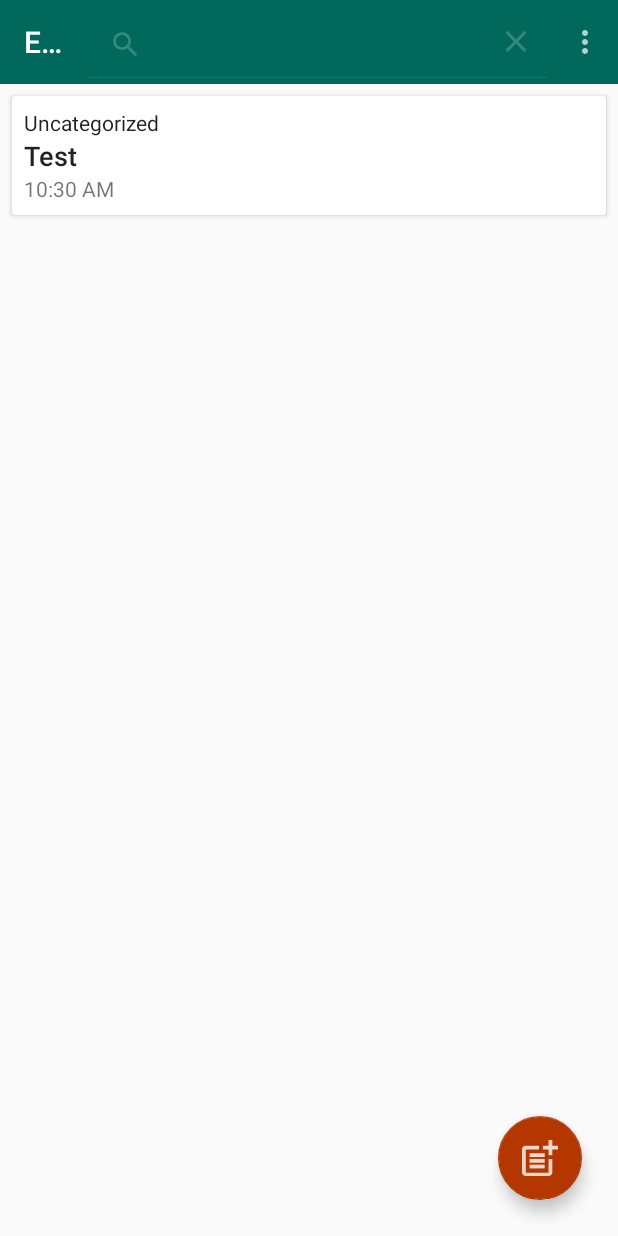
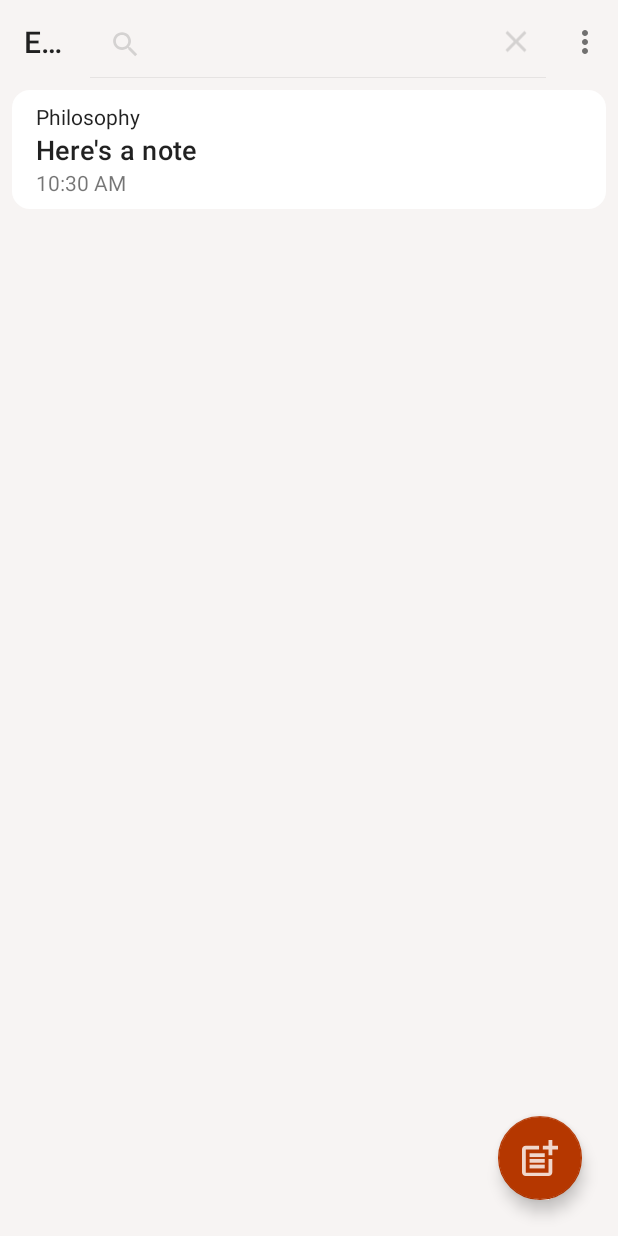
Before and after one commit to jcerdenia/EasyNotepad, an Android app: the screen it shows after launch (MainActivity), after a tap on an icon or button, on a phone screen of 412 x 824 dp. Run offline under Robolectric (Android 15) with nearby library versions, the phone set to English and light mode, and no system bars; our stand-ins replace Room's generated code; 1 other tap on this screen came first.

Commit message:
Update styling

```diff
--- a/app/build.gradle
+++ b/app/build.gradle
@@ -8,7 +8,7 @@ android {
 
     defaultConfig {
         applicationId "com.joshuacerdenia.android.easynotepad"
-        minSdkVersion 21
+        minSdkVersion 23
         targetSdkVersion 30
         versionCode 104
         versionName "2.0"
--- a/app/src/main/java/com/joshuacerdenia/android/easynotepad/EasyNotepadApplication.kt
+++ b/app/src/main/java/com/joshuacerdenia/android/easynotepad/EasyNotepadApplication.kt
@@ -2,11 +2,13 @@ package com.joshuacerdenia.android.easynotepad
 
 import android.app.Application
 import com.joshuacerdenia.android.easynotepad.data.NoteRepository
+import com.joshuacerdenia.android.easynotepad.data.database.NoteDatabase
 
 class EasyNotepadApplication : Application() {
 
     override fun onCreate() {
         super.onCreate()
-        NoteRepository.initialize(this)
+        val db = NoteDatabase.build(this)
+        NoteRepository.init(db)
     }
 }
--- a/app/src/main/java/com/joshuacerdenia/android/easynotepad/data/NoteRepository.kt
+++ b/app/src/main/java/com/joshuacerdenia/android/easynotepad/data/NoteRepository.kt
@@ -1,24 +1,14 @@
 package com.joshuacerdenia.android.easynotepad.data
 
-import android.content.Context
 import androidx.lifecycle.LiveData
-import androidx.room.Room
 import com.joshuacerdenia.android.easynotepad.data.database.NoteDatabase
 import com.joshuacerdenia.android.easynotepad.data.model.Note
 import java.util.*
 import java.util.concurrent.Executors
 
-private const val DATABASE_NAME = "note-database"
+class NoteRepository private constructor(db: NoteDatabase) {
 
-class NoteRepository private constructor(context: Context) {
-
-    private val database: NoteDatabase = Room.databaseBuilder(
-        context.applicationContext,
-        NoteDatabase::class.java,
-        DATABASE_NAME
-    ).build()
-
-    private val dao = database.noteDao()
+    private val dao = db.noteDao()
     private val executor = Executors.newSingleThreadExecutor()
 
     fun getNotes(): LiveData<List<Note>> = dao.getNotes()
@@ -26,40 +16,33 @@ class NoteRepository private constructor(context: Context) {
     fun getNote(id: UUID): LiveData<Note?> = dao.getNote(id)
 
     fun updateNote(note: Note) {
-        executor.execute {
-            dao.updateNote(note)
-        }
+        executor.execute { dao.updateNote(note) }
     }
 
     fun addNote(note: Note) {
-        executor.execute {
-            dao.addNote(note)
-        }
+        executor.execute { dao.addNote(note) }
     }
 
     fun deleteNote(note: Note) {
-        executor.execute {
-            dao.deleteNote(note)
-        }
+        executor.execute { dao.deleteNote(note) }
     }
 
     fun deleteNotesByID(ids: List<UUID>) {
-        executor.execute {
-            dao.deleteNotesByID(ids)
-        }
+        executor.execute { dao.deleteNotesByID(ids) }
     }
 
     companion object {
+
         private var INSTANCE: NoteRepository? = null
 
-        fun initialize(context: Context) {
+        fun init(db: NoteDatabase) {
             if (INSTANCE == null) {
-                INSTANCE = NoteRepository(context)
+                INSTANCE = NoteRepository(db)
             }
         }
 
         fun get(): NoteRepository {
-            return INSTANCE ?: throw IllegalStateException("NoteRepository must be initialized!")
+            return INSTANCE ?: throw IllegalStateException("Repo must be initialized!")
         }
     }
 }
--- a/app/src/main/java/com/joshuacerdenia/android/easynotepad/data/database/NoteDatabase.kt
+++ b/app/src/main/java/com/joshuacerdenia/android/easynotepad/data/database/NoteDatabase.kt
@@ -1,6 +1,8 @@
 package com.joshuacerdenia.android.easynotepad.data.database
 
+import android.content.Context
 import androidx.room.Database
+import androidx.room.Room
 import androidx.room.RoomDatabase
 import androidx.room.TypeConverters
 import com.joshuacerdenia.android.easynotepad.data.model.Note
@@ -10,4 +12,15 @@ import com.joshuacerdenia.android.easynotepad.data.model.Note
 abstract class NoteDatabase : RoomDatabase() {
 
     abstract fun noteDao(): NoteDao
+
+    companion object {
+
+        fun build(context: Context): NoteDatabase {
+            return Room.databaseBuilder(
+                context.applicationContext,
+                NoteDatabase::class.java,
+                "note_database"
+            ).build()
+        }
+    }
 }
--- a/app/src/main/java/com/joshuacerdenia/android/easynotepad/data/model/Note.kt
+++ b/app/src/main/java/com/joshuacerdenia/android/easynotepad/data/model/Note.kt
@@ -21,4 +21,22 @@ data class Note(
     fun toMinimal(): NoteMinimal {
         return NoteMinimal(id, category, title, lastModified)
     }
+
+    // For testing only; delete later.
+    fun dummy() {
+        title = listOf(
+            "This is a note",
+            "This is another note",
+            "Obviously a note",
+            "Notes on nothing",
+            "Here's a note"
+        ).shuffled().first()
+        category = listOf(
+            "English",
+            "Thoughts",
+            "Nothings",
+            "Science",
+            "Philosophy"
+        ).shuffled().first()
+    }
 }
--- a/app/src/main/java/com/joshuacerdenia/android/easynotepad/view/adapter/NoteAdapter.kt
+++ b/app/src/main/java/com/joshuacerdenia/android/easynotepad/view/adapter/NoteAdapter.kt
@@ -29,14 +29,14 @@ class NoteAdapter(
         fun onNoteCheckBoxClicked(noteID: UUID, isChecked: Boolean)
     }
 
-    var selectedItems: Set<UUID> = setOf()
-
     private val checkBoxes = mutableSetOf<CheckBox>()
     var shouldShowCheckBoxes: Boolean = false
         set(value) {
             field = value
             checkBoxes.forEach { it.setVisibility(value) }
         }
+
+    var selectedItems: Set<UUID> = setOf()
 
     fun toggleCheckBoxes(isChecked: Boolean) {
         checkBoxes.forEach { it.isChecked = isChecked }
@@ -45,15 +45,21 @@ class NoteAdapter(
     override fun onCreateViewHolder(parent: ViewGroup, viewType: Int): NoteHolder {
         val inflater = LayoutInflater.from(parent.context)
         val binding = ListItemNoteBinding.inflate(inflater, parent, false)
-        return NoteHolder(binding)
+        checkBoxes.add(binding.editCheckBox)
+        return NoteHolder(context, binding, listener)
     }
 
     override fun onBindViewHolder(holder: NoteHolder, position: Int) {
-        holder.bind(getItem(position))
+        val note = getItem(position)
+        val isChecked = selectedItems.contains(note.id)
+        holder.bind(note, shouldShowCheckBoxes, isChecked)
     }
 
-    inner class NoteHolder(private val binding: ListItemNoteBinding) :
-        RecyclerView.ViewHolder(binding.root),
+    class NoteHolder(
+        private val context: Context,
+        private val binding: ListItemNoteBinding,
+        private val listener: EventListener
+    ) : RecyclerView.ViewHolder(binding.root),
         View.OnClickListener,
         View.OnLongClickListener {
 
@@ -64,7 +70,7 @@ class NoteAdapter(
             itemView.setOnLongClickListener(this)
         }
 
-        fun bind(note: NoteMinimal) {
+        fun bind(note: NoteMinimal, isCheckBoxVisible: Boolean, isChecked: Boolean) {
             noteID = note.id
             binding.titleTextView.text = note.title
             binding.categoryTextView.text = note.category.run {
@@ -82,9 +88,8 @@ class NoteAdapter(
             }
 
             binding.editCheckBox.apply {
-                setVisibility(shouldShowCheckBoxes)
-                isChecked = selectedItems.contains(note.id)
-                checkBoxes.add(this)
+                setVisibility(isCheckBoxVisible)
+                this.isChecked = isChecked
                 setOnClickListener {
                     listener.onNoteCheckBoxClicked(note.id, this.isChecked)
                 }
@@ -113,6 +118,7 @@ class NoteAdapter(
     }
 
     companion object {
+
         private const val TAG = "NoteAdapter"
     }
 }
--- /dev/null
+++ b/app/src/main/java/com/joshuacerdenia/android/easynotepad/view/dialog/SortFragment.kt
@@ -0,0 +1,3 @@
+package com.joshuacerdenia.android.easynotepad.view.dialog
+
+class SortFragment
--- a/app/src/main/java/com/joshuacerdenia/android/easynotepad/view/fragment/NoteListFragment.kt
+++ b/app/src/main/java/com/joshuacerdenia/android/easynotepad/view/fragment/NoteListFragment.kt
@@ -75,25 +75,34 @@ class NoteListFragment : Fragment(), NoteAdapter.EventListener {
 
         viewModel.selectedNoteIDsLive.observe(viewLifecycleOwner, { noteIDs ->
             adapter.selectedItems = noteIDs
-            if (noteIDs.size < adapter.currentList.size) {
-                binding.selectAllCheckbox.isChecked = false
+            // Update checkboxes:
+            when (noteIDs.size){
+                0 -> {
+                    binding.selectAllCheckbox.isChecked = false
+                    adapter.toggleCheckBoxes(false)
+                }
+                in 1 until adapter.itemCount -> {
+                    binding.selectAllCheckbox.isChecked = false
+                }
+                adapter.itemCount -> {
+                    binding.selectAllCheckbox.isChecked = true
+                    adapter.toggleCheckBoxes(true)
+                }
             }
         })
 
         binding.selectAllCheckbox.setOnClickListener { checkBox ->
             if ((checkBox as CheckBox).isChecked) {
-                val currentNoteIDs = adapter.currentList.map { it.id }
-                viewModel.replaceSelectedItems(currentNoteIDs)
-                adapter.toggleCheckBoxes(true)
+                val noteIDs = adapter.currentList.map { it.id }
+                viewModel.replaceSelectedItems(noteIDs)
             } else {
                 viewModel.clearSelectedItems()
-                adapter.toggleCheckBoxes(false)
             }
         }
 
         binding.fab.setOnClickListener {
             val note = Note() // Create blank note.
-            note.title = "Test" // Delete later.
+            note.dummy() // Delete later.
             viewModel.addNote(note)
             // TODO: open note
             // callbacks?.onNoteSelected(note.id)
@@ -153,6 +162,7 @@ class NoteListFragment : Fragment(), NoteAdapter.EventListener {
             }
             R.id.menu_item_delete -> {
                 viewModel.deleteSelectedItems()
+                viewModel.setIsManaging(false)
                 true
             }
             else -> super.onOptionsItemSelected(item)
@@ -184,14 +194,14 @@ class NoteListFragment : Fragment(), NoteAdapter.EventListener {
         }
     }
 
+    override fun onDestroyView() {
+        super.onDestroyView()
+        _binding = null
+    }
+
     override fun onDetach() {
         super.onDetach()
         callbacks = null
-    }
-
-    override fun onDestroyView() {
-        super.onDestroyView()
-        _binding = null
     }
 
     companion object {
--- a/app/src/main/java/com/joshuacerdenia/android/easynotepad/viewmodel/NoteListViewModel.kt
+++ b/app/src/main/java/com/joshuacerdenia/android/easynotepad/viewmodel/NoteListViewModel.kt
@@ -9,9 +9,10 @@ import com.joshuacerdenia.android.easynotepad.data.model.Note
 import com.joshuacerdenia.android.easynotepad.data.model.NoteMinimal
 import java.util.*
 
-class NoteListViewModel : ViewModel() {
+class NoteListViewModel(
+    private val repo: NoteRepository = NoteRepository.get()
+) : ViewModel() {
 
-    private val repo = NoteRepository.get()
     private val notesDbLive = repo.getNotes()
     val notesLive = MediatorLiveData<List<NoteMinimal>>()
 
--- a/app/src/main/res/drawable-anydpi/ic_delete.xml
+++ b/app/src/main/res/drawable-anydpi/ic_delete.xml
@@ -3,8 +3,8 @@
     android:height="24dp"
     android:viewportWidth="24"
     android:viewportHeight="24"
-    android:tint="#FFFFFF"
-    android:alpha="0.8">
+    android:tint="#333333"
+    android:alpha="0.6">
   <path
       android:fillColor="@android:color/white"
       android:pathData="M6,19c0,1.1 0.9,2 2,2h8c1.1,0 2,-0.9 2,-2V7H6v12zM19,4h-3.5l-1,-1h-5l-1,1H5v2h14V4z"/>
--- /dev/null
+++ b/app/src/main/res/drawable/rounded.xml
@@ -0,0 +1,7 @@
+<?xml version="1.0" encoding="utf-8"?>
+<shape
+    xmlns:android="http://schemas.android.com/apk/res/android"
+    android:shape="rectangle" >
+    <solid android:color="@android:color/white"/>
+    <corners android:radius="12dp"/>
+</shape>
--- a/app/src/main/res/layout/fragment_note_list.xml
+++ b/app/src/main/res/layout/fragment_note_list.xml
@@ -9,7 +9,6 @@
         android:id="@+id/toolbar"
         android:layout_width="match_parent"
         android:layout_height="wrap_content"
-        android:background="?attr/colorPrimary"
         android:minHeight="?attr/actionBarSize"
         android:theme="@style/ToolbarTheme"
         app:layout_constraintEnd_toEndOf="parent"
@@ -23,14 +22,13 @@
         android:layout_width="wrap_content"
         android:layout_height="wrap_content"
         android:layout_marginHorizontal="16dp"
-        android:buttonTint="@android:color/background_light"
+        android:paddingHorizontal="8dp"
         android:text="@string/select_all"
-        android:textColor="@android:color/primary_text_dark_nodisable"
         android:visibility="visible"
         app:layout_constraintBottom_toBottomOf="@+id/toolbar"
         app:layout_constraintStart_toStartOf="parent"
         app:layout_constraintTop_toTopOf="parent"
-        app:layout_constraintVertical_bias="0.51" />
+        app:layout_constraintVertical_bias="0.50" />
 
     <TextView
         android:id="@+id/empty_text_view"
--- a/app/src/main/res/layout/list_item_note.xml
+++ b/app/src/main/res/layout/list_item_note.xml
@@ -1,27 +1,30 @@
 <?xml version="1.0" encoding="utf-8"?>
-<androidx.cardview.widget.CardView
+<FrameLayout
     xmlns:android="http://schemas.android.com/apk/res/android"
     xmlns:app="http://schemas.android.com/apk/res-auto"
     xmlns:tools="http://schemas.android.com/tools"
-    android:layout_margin="8dp"
+    android:background="@drawable/rounded"
+    android:layout_marginHorizontal="8dp"
+    android:layout_marginVertical="4dp"
     android:layout_width="match_parent"
     android:layout_height="wrap_content">
 
     <androidx.constraintlayout.widget.ConstraintLayout
+        style="@style/Buttonized"
         android:id="@+id/container"
         android:layout_width="match_parent"
         android:layout_height="wrap_content"
         android:animateLayoutChanges="true"
-        android:layout_marginHorizontal="8dp"
-        android:paddingVertical="8dp">
+        android:padding="8dp">
 
         <TextView
             android:id="@+id/category_text_view"
             android:layout_width="0dp"
             android:layout_height="wrap_content"
+            android:layout_marginStart="8dp"
             android:textAppearance="@style/TextAppearance.AppCompat.Body1"
             app:layout_constraintEnd_toEndOf="parent"
-            app:layout_constraintStart_toStartOf="@+id/title_text_view"
+            app:layout_constraintStart_toEndOf="@+id/edit_check_box"
             app:layout_constraintTop_toTopOf="parent"
             tools:text="Category" />
 
@@ -29,6 +32,7 @@
             android:id="@+id/title_text_view"
             android:layout_width="0dp"
             android:layout_height="wrap_content"
+            android:layout_marginStart="8dp"
             android:textAppearance="@style/TextAppearance.MaterialComponents.Headline6"
             android:textSize="18sp"
             app:layout_constraintEnd_toEndOf="parent"
@@ -40,6 +44,7 @@
             android:id="@+id/date_time_text_view"
             android:layout_width="0dp"
             android:layout_height="wrap_content"
+            android:layout_marginStart="8dp"
             android:maxLength="60"
             app:layout_constraintEnd_toEndOf="parent"
             app:layout_constraintStart_toEndOf="@+id/edit_check_box"
@@ -59,4 +64,4 @@
             tools:visibility="visible" />
 
     </androidx.constraintlayout.widget.ConstraintLayout>
-</androidx.cardview.widget.CardView>
+</FrameLayout>
--- a/app/src/main/res/values/colors.xml
+++ b/app/src/main/res/values/colors.xml
@@ -4,4 +4,5 @@
     <color name="colorPrimaryDark">#003d33</color>
     <color name="colorPrimaryLight">#439889</color>
     <color name="colorAccent">#B53700</color>
+    <color name="colorBackground">#F7F4F3</color>
 </resources>
--- a/app/src/main/res/values/styles.xml
+++ b/app/src/main/res/values/styles.xml
@@ -6,11 +6,18 @@
         <item name="colorPrimary">@color/colorPrimary</item>
         <item name="colorPrimaryDark">@color/colorPrimaryDark</item>
         <item name="colorAccent">@color/colorAccent</item>
+        <item name="android:windowBackground">@color/colorBackground</item>
+        <item name="android:statusBarColor">@android:color/transparent</item>
+        <item name="android:windowLightStatusBar">true</item>
     </style>
 
-    <style name="ToolbarTheme" parent="ThemeOverlay.AppCompat.Dark">
+    <style name="ToolbarTheme" parent="ThemeOverlay.AppCompat.Light">
         <!-- Customize your theme here. -->
+    </style>
 
+    <style name="Buttonized" parent="Widget.AppCompat.Button.ButtonBar.AlertDialog">
+        <item name="android:background">?attr/selectableItemBackgroundBorderless</item>
+        <item name="android:clickable">false</item>
     </style>
 
 </resources>
```
Also changed, not shown: app/src/main/res/drawable-hdpi/ic_delete.png (added), app/src/main/res/drawable-mdpi/ic_delete.png (added), app/src/main/res/drawable-xhdpi/ic_delete.png (added), app/src/main/res/drawable-xxhdpi/ic_delete.png (added).
